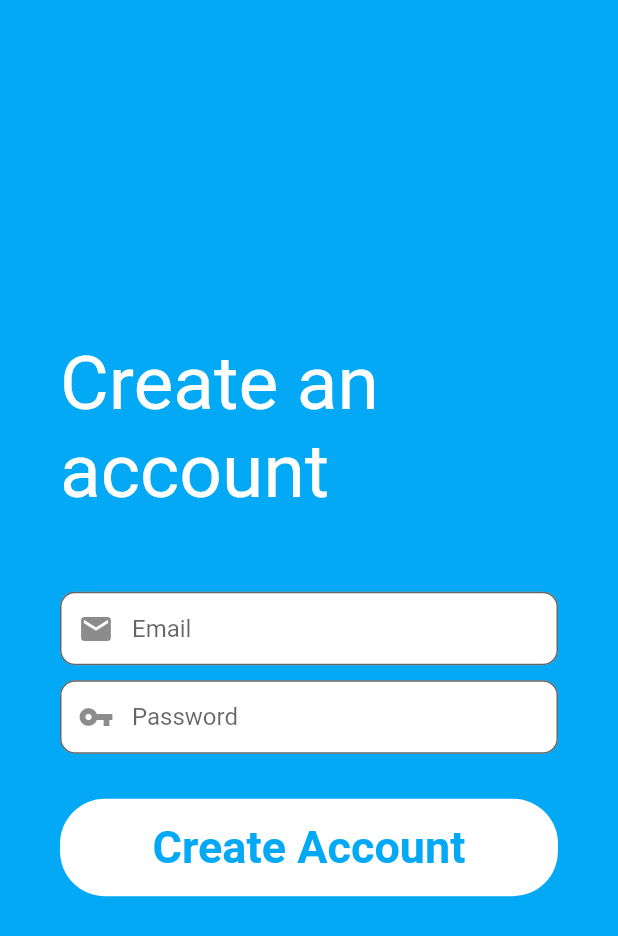
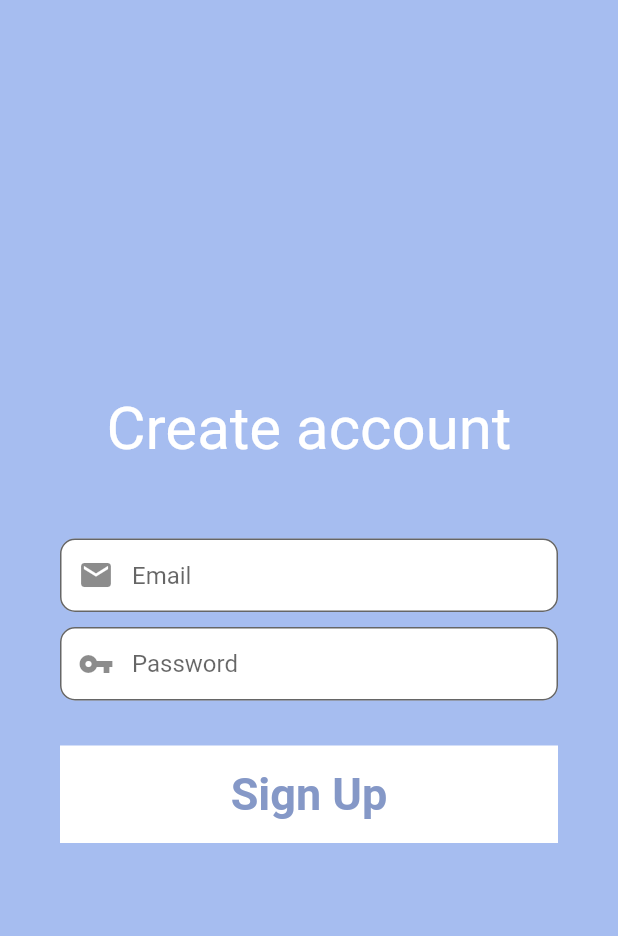
Before and after one commit to acm-projects/Zero-To-Hero, a Flutter app: the SignUpPage screen opened directly, on a phone screen of 412 x 824 dp. Shown: the top 936 px of the screen. Run offline on Flutter 3.47's test engine with Material 2 defaults, Android fonts, the phone set to English and light mode, and no system bars; our stand-ins replace firebase_auth, firebase_core, fluttertoast; accounts and stored records are empty.

Commit message:
First changes of sign up page

```diff
--- a/zero_to_hero/lib/LoginPage.dart
+++ b/zero_to_hero/lib/LoginPage.dart
@@ -127,7 +127,7 @@ class _LoginPageState extends State<LoginPage> {
               MaterialPageRoute(builder: (context) => const SignUpPage())
             );
           },
-          child: const Text("Create an account", style: TextStyle(decoration: TextDecoration.underline, color: Colors.white)),
+          child: const Text("Create account:", style: TextStyle(decoration: TextDecoration.underline, color: Colors.white)),
         )
       ]
     );
@@ -137,7 +137,7 @@ class _LoginPageState extends State<LoginPage> {
       body: Center(
         child: SingleChildScrollView(
           child: Container(
-            color: Colors.lightBlue,
+            color: Color.fromARGB(255, 166, 189, 240),
             padding: const EdgeInsets.fromLTRB(40, 15, 40, 15),//padding of the entire form
             child: Form(
               key: _formKey,
--- a/zero_to_hero/lib/SignUpPage.dart
+++ b/zero_to_hero/lib/SignUpPage.dart
@@ -36,6 +36,10 @@ class _SignUpPageState extends State<SignUpPage> {
         ),
         fillColor: Colors.white,
         filled: true,
+        focusedBorder:OutlineInputBorder(
+          borderSide: const BorderSide(color: Color.fromARGB(255, 133, 152, 199), width: 2.0),
+          borderRadius: BorderRadius.circular(10),
+        )
       ),
       style: const TextStyle(
         color: Colors.black,
@@ -61,6 +65,10 @@ class _SignUpPageState extends State<SignUpPage> {
         ),
         fillColor: Colors.white,
         filled: true,
+        focusedBorder:OutlineInputBorder(
+          borderSide: const BorderSide(color: Color.fromARGB(255, 133, 152, 199), width: 2.0),
+          borderRadius: BorderRadius.circular(10),
+        )
       ),
       style: const TextStyle(
         color: Colors.black,
@@ -70,7 +78,7 @@ class _SignUpPageState extends State<SignUpPage> {
     //login button and routing
     final createAccountButton = Material(
         elevation: 0,
-        borderRadius: BorderRadius.circular(30),
+        borderRadius: BorderRadius.circular(0),
         color: Colors.white,
         child: MaterialButton(
           padding: const EdgeInsets.fromLTRB(20, 15, 20, 15),
@@ -84,11 +92,11 @@ class _SignUpPageState extends State<SignUpPage> {
             Navigator.pop(context);
           },
           child: const Text(
-            "Create Account",
+            "Sign Up",
             textAlign: TextAlign.center,
             style: TextStyle(
                 fontSize: 30,
-                color: Colors.lightBlue,
+                color: Color.fromARGB(255, 133, 152, 199),
                 fontWeight: FontWeight.bold
             ),
           ),
@@ -96,10 +104,10 @@ class _SignUpPageState extends State<SignUpPage> {
     );
 
     return Scaffold(
-        backgroundColor: Colors.white,
+        backgroundColor: Color.fromARGB(255, 166, 189, 240),
         body: Center(
             child: Container(
-                color: Colors.lightBlue,
+                color: Color.fromARGB(255, 166, 189, 240),
                 padding: const EdgeInsets.fromLTRB(40, 15, 40, 15),//padding of the entire form
                 child: Form(
                     key: _formKey,
@@ -108,9 +116,9 @@ class _SignUpPageState extends State<SignUpPage> {
                       crossAxisAlignment: CrossAxisAlignment.center,
                       children: <Widget>[
                         const Text(
-                            "Create an account",
+                            "Create account",
                             style: TextStyle(
-                              fontSize: 50,
+                              fontSize: 40,
                               color: Colors.white,
                             )
                         ),
```
Also changed, not shown: 2 other files.
